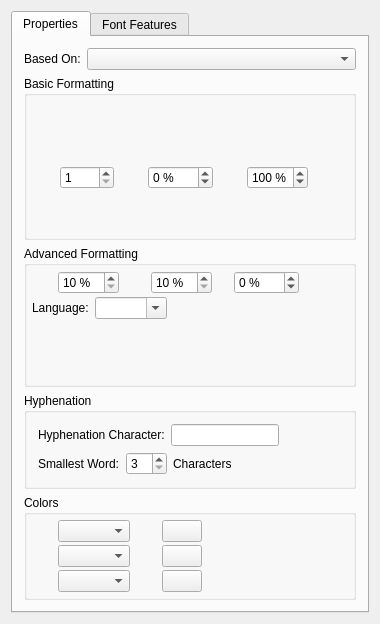
First picture: the form in scribus/ui/smcstylewidget.ui, repository nitramr/scribus-indigo, before the edit.
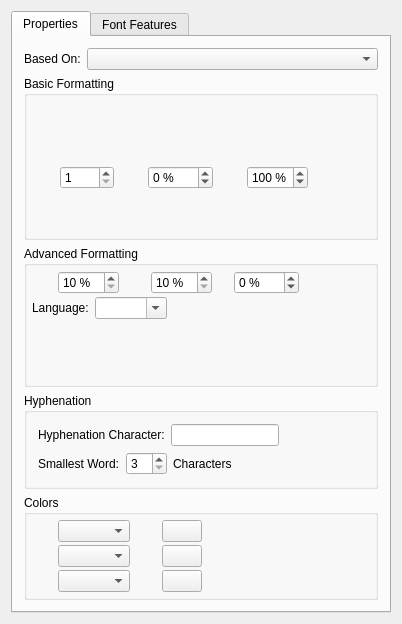
Second picture: the form after the edit. Custom widgets are drawn as their Qt base class.

What changed in the file:
```diff
--- a/scribus/ui/smcstylewidget.ui
+++ b/scribus/ui/smcstylewidget.ui
@@ -6,7 +6,7 @@
    <rect>
     <x>0</x>
     <y>0</y>
-    <width>380</width>
+    <width>402</width>
     <height>624</height>
    </rect>
   </property>
```
Left out of the diff: 57 changed lines with no effect on the pictures.
